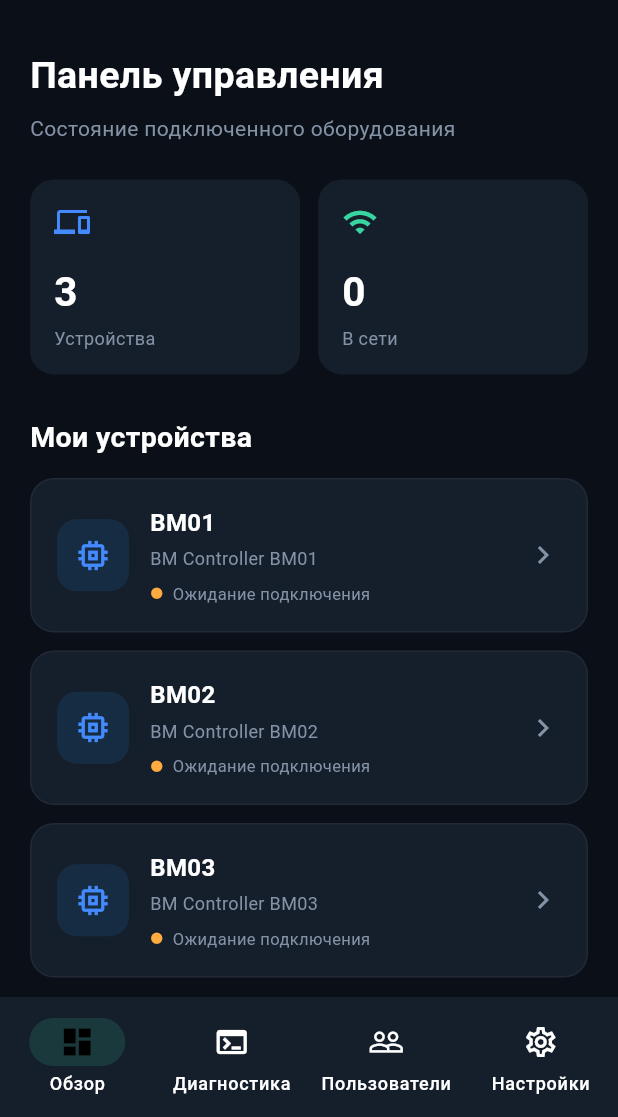
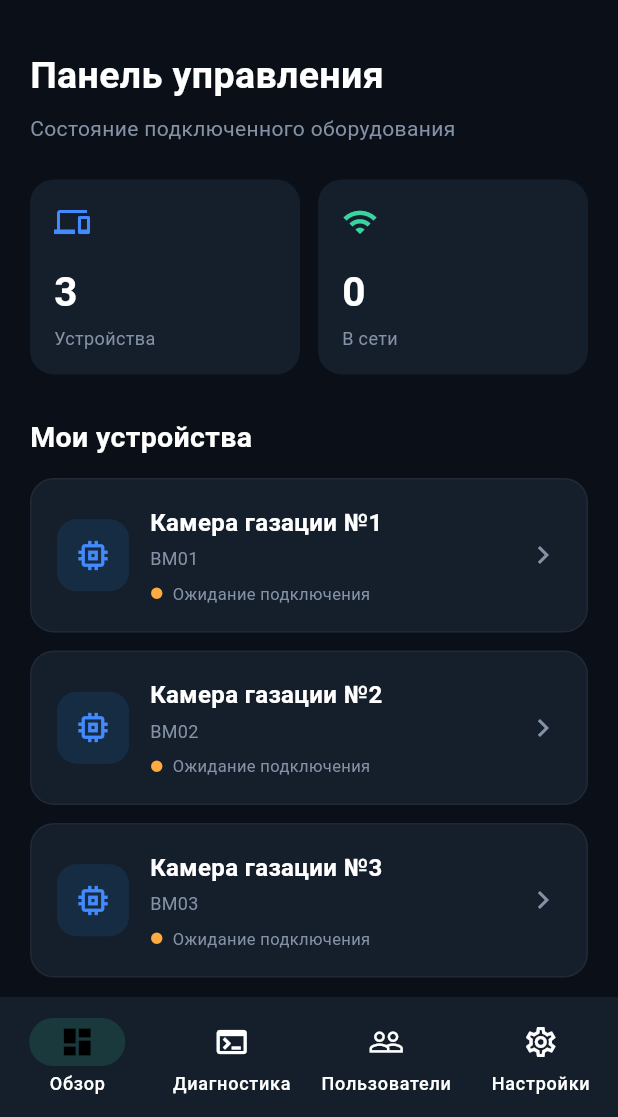
Before and after one commit to Sillikon/Monitorig-orlando, a Flutter app: the MainScreen screen opened directly, on a phone screen of 412 x 824 dp, the part 119-1236 px from its top. Run offline on Flutter 3.47's test engine with Material 3 defaults, Android fonts, the phone set to English and light mode, and no system bars; our stand-ins replace flutter_local_notifications, shared_preferences; missing offline and left inert: mqtt_client; accounts and stored records are empty.

Commit message:
Исправление багов

```diff
--- a/lib/models/device_model.dart
+++ b/lib/models/device_model.dart
@@ -1,4 +1,18 @@
 import 'package:flutter/material.dart';
+
+/// Отображаемое имя устройства по его идентификатору.
+String deviceDisplayName(String deviceId) {
+  switch (deviceId.toUpperCase()) {
+    case 'BM01':
+      return 'Камера газации №1';
+    case 'BM02':
+      return 'Камера газации №2';
+    case 'BM03':
+      return 'Камера газации №3';
+    default:
+      return 'BM Controller $deviceId';
+  }
+}
 
 /// Статус подключения устройства.
 enum DeviceStatus { online, offline, waiting }
--- a/lib/screens/dashboard_page.dart
+++ b/lib/screens/dashboard_page.dart
@@ -30,15 +30,15 @@ class _DashboardPageState extends State<DashboardPage> {
         for (final entry in known.entries)
           DeviceModel(
             deviceId: entry.key,
-            name: 'BM Controller ${entry.key}',
+            name: deviceDisplayName(entry.key),
             status: entry.value,
           ),
       ];
     }
-    return const [
-      DeviceModel(deviceId: 'BM01', name: 'BM Controller BM01'),
-      DeviceModel(deviceId: 'BM02', name: 'BM Controller BM02'),
-      DeviceModel(deviceId: 'BM03', name: 'BM Controller BM03'),
+    return [
+      const DeviceModel(deviceId: 'BM01', name: 'Камера газации №1'),
+      const DeviceModel(deviceId: 'BM02', name: 'Камера газации №2'),
+      const DeviceModel(deviceId: 'BM03', name: 'Камера газации №3'),
     ];
   }
 
--- a/lib/screens/login_page.dart
+++ b/lib/screens/login_page.dart
@@ -457,7 +457,7 @@ class _LoginPageState extends State<LoginPage> {
                     const SizedBox(height: 8),
 
                     const Text(
-                      'Version 1.0.4',
+                      'Version 1.0.5',
                       textAlign: TextAlign.center,
                       style: TextStyle(
                         color: Color(0xFF536174),
--- a/lib/screens/settings_page.dart
+++ b/lib/screens/settings_page.dart
@@ -162,7 +162,7 @@ class _SettingsPageState extends State<SettingsPage> {
             Divider(height: 1, color: Colors.white10),
             _InfoTile(
               icon: Icons.verified_outlined,
-              text: 'Версия 1.0.4',
+              text: 'Версия 1.0.5',
             ),
             Divider(height: 1, color: Colors.white10),
             _InfoTile(
--- a/lib/widgets/device_card.dart
+++ b/lib/widgets/device_card.dart
@@ -54,7 +54,7 @@ class DeviceCard extends StatelessWidget {
                 crossAxisAlignment: CrossAxisAlignment.start,
                 children: [
                   Text(
-                    device.deviceId,
+                    device.name,
                     style: const TextStyle(
                       fontWeight: FontWeight.bold,
                       fontSize: 16,
@@ -62,7 +62,7 @@ class DeviceCard extends StatelessWidget {
                   ),
                   const SizedBox(height: 4),
                   Text(
-                    device.name,
+                    device.deviceId,
                     style: const TextStyle(
                       color: secondaryText,
                       fontSize: 12,
```
Also changed, not shown: lib/screens/device_details_page.dart (+9 -2 lines), 1 other file.
